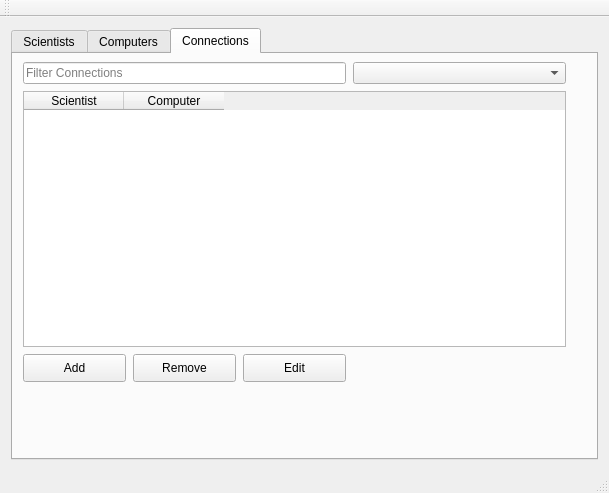
First picture: the form in mainwindow.ui, repository ManiSigt/Verklegt-nams, before the edit.
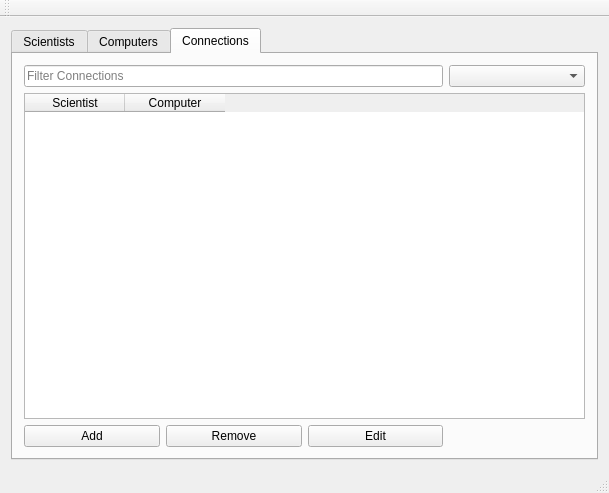
Second picture: the form after the edit. The open tabs and pages were chosen to show the change.

Commit message: Grid layout á töflur

Diff of the .ui file:
```diff
--- a/mainwindow.ui
+++ b/mainwindow.ui
@@ -215,51 +215,19 @@
        <attribute name="title">
         <string>Connections</string>
        </attribute>
-       <widget class="QComboBox" name="dropdown_connections">
-        <property name="geometry">
-         <rect>
-          <x>340</x>
-          <y>8</y>
-          <width>213</width>
-          <height>22</height>
-         </rect>
-        </property>
-       </widget>
+       <layout class="QGridLayout" name="gridLayout_3">
+        <item row="0" column="0" colspan="3">
        <widget class="QLineEdit" name="input_connections">
-        <property name="geometry">
-         <rect>
-          <x>10</x>
-          <y>8</y>
-          <width>323</width>
-          <height>22</height>
-         </rect>
-        </property>
         <property name="placeholderText">
          <string>Filter Connections</string>
         </property>
        </widget>
-       <widget class="QPushButton" name="button_connections_edit">
-        <property name="geometry">
-         <rect>
-          <x>230</x>
-          <y>300</y>
-          <width>103</width>
-          <height>28</height>
-         </rect>
-        </property>
-        <property name="text">
-         <string>Edit</string>
-        </property>
-       </widget>
+        </item>
+        <item row="0" column="3">
+         <widget class="QComboBox" name="dropdown_connections"/>
+        </item>
+        <item row="1" column="0" colspan="4">
        <widget class="QTableWidget" name="table_connections">
-        <property name="geometry">
-         <rect>
-          <x>10</x>
-          <y>37</y>
-          <width>543</width>
-          <height>256</height>
-         </rect>
-        </property>
         <property name="selectionBehavior">
          <enum>QAbstractItemView::SelectRows</enum>
         </property>
@@ -283,35 +251,32 @@
          </property>
         </column>
        </widget>
-       <widget class="QPushButton" name="button_connections_remove">
-        <property name="enabled">
-         <bool>true</bool>
-        </property>
-        <property name="geometry">
-         <rect>
-          <x>120</x>
-          <y>300</y>
-          <width>103</width>
-          <height>28</height>
-         </rect>
-        </property>
-        <property name="text">
-         <string>Remove</string>
-        </property>
-       </widget>
+        </item>
+        <item row="2" column="0">
        <widget class="QPushButton" name="button_connections_add">
-        <property name="geometry">
-         <rect>
-          <x>10</x>
-          <y>300</y>
-          <width>103</width>
-          <height>28</height>
-         </rect>
-        </property>
         <property name="text">
          <string>Add</string>
         </property>
        </widget>
+        </item>
+        <item row="2" column="1">
+         <widget class="QPushButton" name="button_connections_remove">
+          <property name="enabled">
+           <bool>true</bool>
+          </property>
+          <property name="text">
+           <string>Remove</string>
+          </property>
+         </widget>
+        </item>
+        <item row="2" column="2">
+         <widget class="QPushButton" name="button_connections_edit">
+          <property name="text">
+           <string>Edit</string>
+          </property>
+         </widget>
+        </item>
+       </layout>
       </widget>
      </widget>
     </item>
```
Left out of the diff: 93 changed lines with no effect on the pictures. Lines whose indentation alone changed are shown as unchanged. The commit also changes 1 other file.
